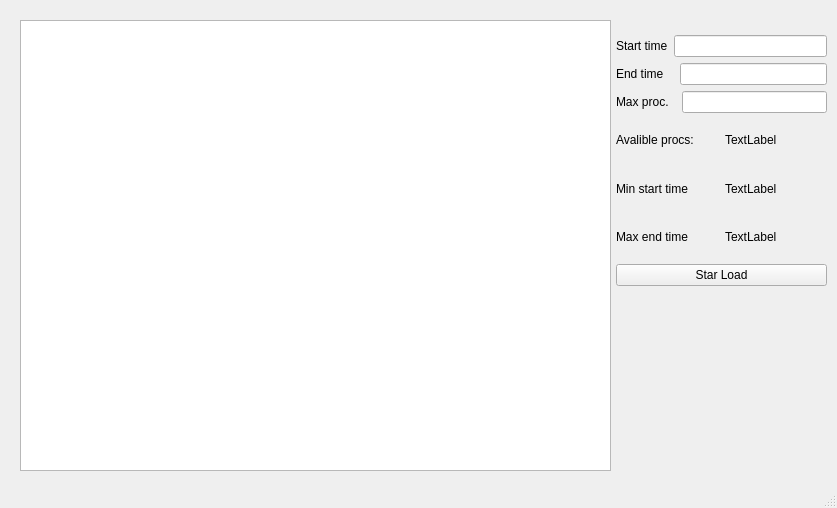
Above: client-side/Graphics.ui from akapust1n/MPICL-metrics before the change. Below: the same form after it.
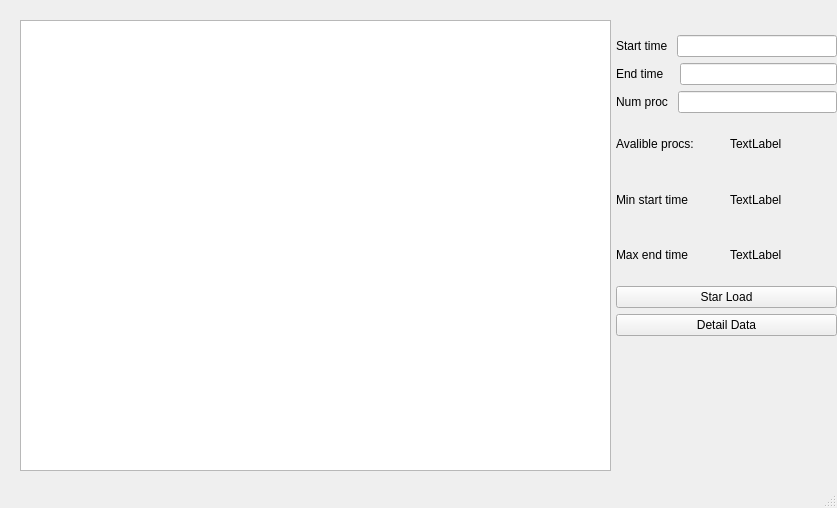
That is the form after the change.

Commit message: Create time borders

```diff
--- a/client-side/Graphics.ui
+++ b/client-side/Graphics.ui
@@ -29,8 +29,8 @@
      <rect>
       <x>616</x>
       <y>35</y>
-      <width>211</width>
-      <height>251</height>
+      <width>221</width>
+      <height>301</height>
      </rect>
     </property>
     <layout class="QVBoxLayout" name="verticalLayout">
@@ -39,7 +39,7 @@
        <item>
         <widget class="QLabel" name="label">
          <property name="text">
-          <string>Start time</string>
+          <string>Start time </string>
          </property>
         </widget>
        </item>
@@ -67,7 +67,7 @@
        <item>
         <widget class="QLabel" name="label_3">
          <property name="text">
-          <string>Max proc.  </string>
+          <string>Num proc </string>
          </property>
         </widget>
        </item>
@@ -97,32 +97,32 @@
      <item>
       <layout class="QHBoxLayout" name="horizontalLayout_4">
        <item>
-        <widget class="QLabel" name="maxTime">
+        <widget class="QLabel" name="minTime">
          <property name="text">
           <string>Min start time</string>
          </property>
         </widget>
        </item>
        <item>
-        <widget class="QLabel" name="maxTimeValue">
-         <property name="text">
-          <string>TextLabel</string>
-         </property>
-        </widget>
-       </item>
-      </layout>
-     </item>
-     <item>
-      <layout class="QHBoxLayout" name="horizontalLayout_3">
-       <item>
         <widget class="QLabel" name="minTimeValue">
          <property name="text">
+          <string>TextLabel</string>
+         </property>
+        </widget>
+       </item>
+      </layout>
+     </item>
+     <item>
+      <layout class="QHBoxLayout" name="horizontalLayout_3">
+       <item>
+        <widget class="QLabel" name="maxTime">
+         <property name="text">
           <string>Max end time</string>
          </property>
         </widget>
        </item>
        <item>
-        <widget class="QLabel" name="minTime">
+        <widget class="QLabel" name="maxTimeValue">
          <property name="text">
           <string>TextLabel</string>
          </property>
@@ -137,6 +137,13 @@
        </property>
       </widget>
      </item>
+     <item>
+      <widget class="QPushButton" name="pushButton">
+       <property name="text">
+        <string>Detail Data</string>
+       </property>
+      </widget>
+     </item>
     </layout>
    </widget>
    <zorder>verticalLayoutWidget</zorder>
```
Left out of the diff: 6 changed lines with no effect on the pictures. The commit also changes 10 other files.
